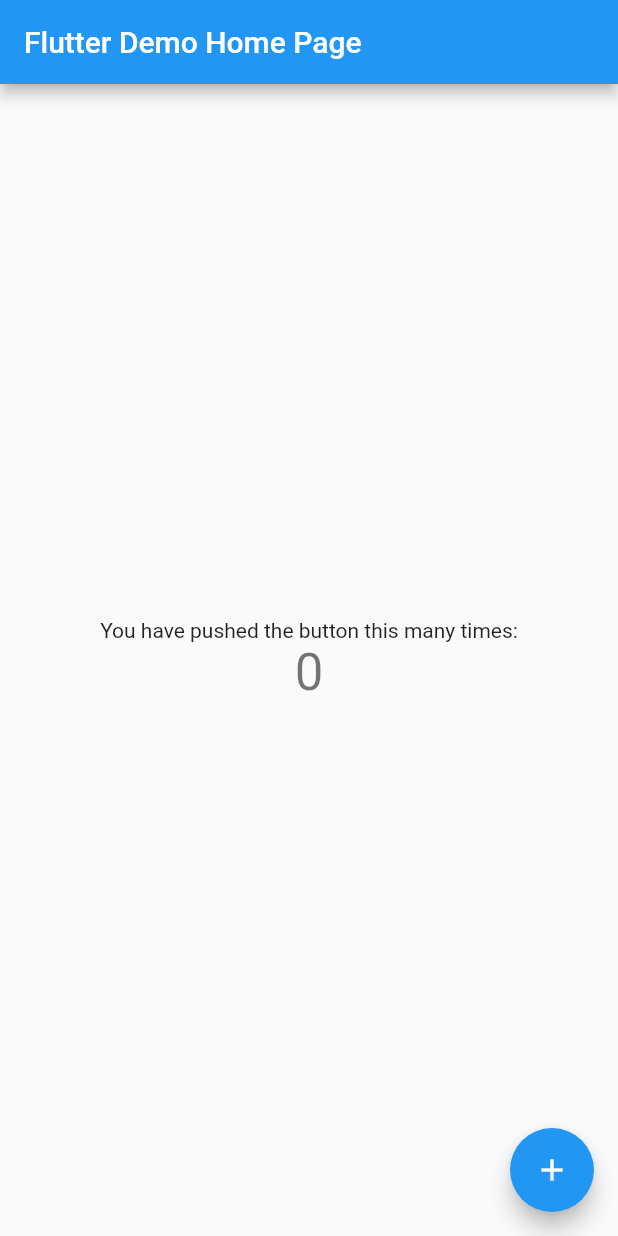
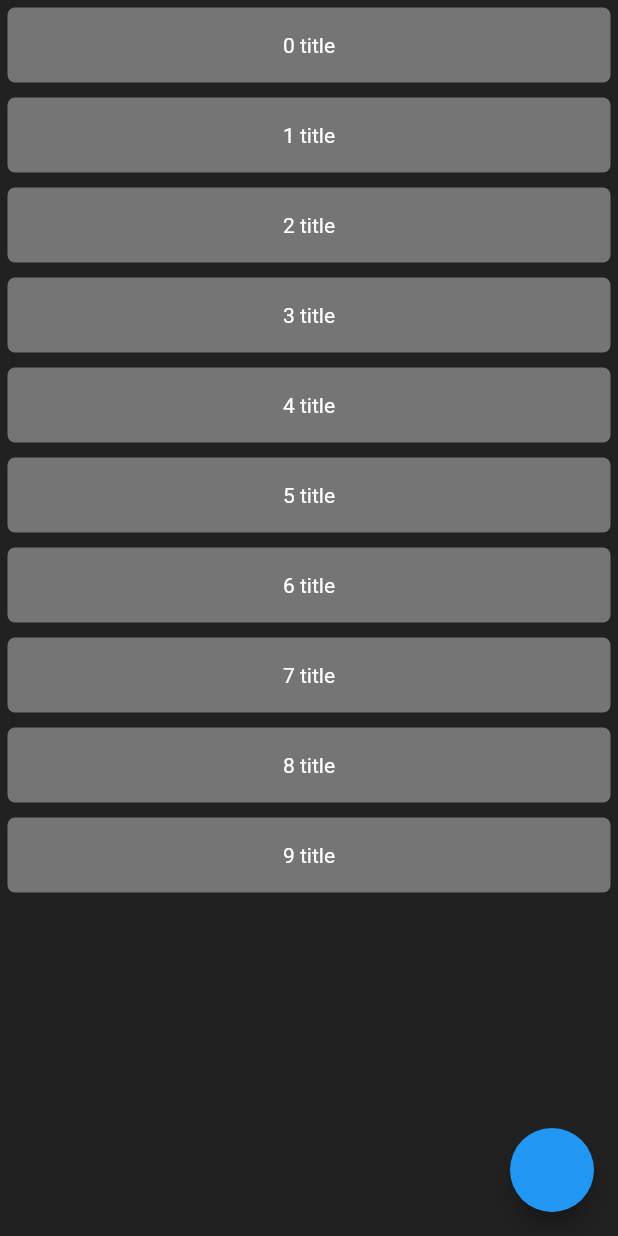
Before and after one commit to HTibs/flutter_practise, a Flutter app: the screen it shows after launch, on a phone screen of 412 x 824 dp. Run offline on Flutter 3.47's test engine with Material 2 defaults, Android fonts, the phone set to English and light mode, and no system bars; our stand-ins replace firebase_messaging; accounts and stored records are empty.

Commit message:
Filled Stacks architecture seres first video

```diff
--- /dev/null
+++ b/lib/flutter_tutorials_start/home.dart
@@ -0,0 +1,143 @@
+import 'package:flutter/material.dart';
+import 'dart:async';
+
+// app dependendcies
+import 'home_model.dart';
+import 'home_state.dart';
+import 'home_event.dart';
+
+class Home extends StatefulWidget {
+  @override
+  _HomeState createState() => _HomeState();
+}
+
+class _HomeState extends State<Home> {
+  final model = HomeModel();
+
+  @override
+  void initState() {
+    // TODO: implement initState
+    model.dispatch(FetchData());
+    super.initState();
+  }
+
+  @override
+  Widget build(BuildContext context) {
+    return Scaffold(
+        backgroundColor: Colors.grey[900],
+        floatingActionButton: FloatingActionButton(
+          onPressed: () {
+            model.dispatch(FetchData());
+          },
+        ),
+        body: StreamBuilder(
+          stream: model.homeState,
+          builder: (context, snapshot) {
+            if (snapshot.hasError) {
+              return _getInformationMessage(snapshot.error);
+            }
+            var homeSate = snapshot.data;
+            if (!snapshot.hasData || homeSate is BusyHomeState) {
+              return Center(
+                child: CircularProgressIndicator(),
+              );
+            }
+            if (homeSate is DataFetchedHomeState) {
+              if (!homeSate.hasData) {
+                return _getInformationMessage(
+                    'No Data found for your account, Check back later again');
+              }
+            }
+            return ListView.builder(
+                itemCount: homeSate.data.length,
+                itemBuilder: (context, index) =>
+                    _getListItemUI(index, homeSate.data));
+          },
+        ));
+  }
+
+  Widget _getListItemUI(int index, List<String> lsitOfItems) {
+    return Container(
+      margin: EdgeInsets.all(5.0),
+      height: 50.0,
+      decoration: BoxDecoration(
+          borderRadius: BorderRadius.circular(5.0), color: Colors.grey[600]),
+      child: Center(
+          child: Text(
+        lsitOfItems[index],
+        style: TextStyle(color: Colors.white),
+      )),
+    );
+  }
+
+  Widget _getInformationMessage(String message) {
+    return Center(
+        child: Text(
+      message,
+      textAlign: TextAlign.center,
+      style: TextStyle(fontWeight: FontWeight.w900, color: Colors.grey[500]),
+    ));
+  }
+}
+
+// The following code is a way to understand how future builder works
+// it can be alone replaced by future builder
+
+//class _HomeState extends State<Home> {
+//  List<String> _pageData;
+//
+//  bool get _fetchingData => _pageData == null;
+//
+//  @override
+//  void initState() {
+//    // TODO: implement initState
+//    _getListData(hasError: true).then((value) => setState(() {
+//      if (value.length == 0) {
+//        value.add("No data found after running the future");
+//      }
+//
+//      _pageData = value;
+//    }));
+//    super.initState();
+//  }
+//
+//  @override
+//  Widget build(BuildContext context) {
+//    return Scaffold(
+//      backgroundColor: Colors.grey[900],
+//      body: _fetchingData
+//          ? Center(
+//        child: CircularProgressIndicator(),
+//      )
+//          : ListView.builder(
+//          itemCount: _pageData.length,
+//          itemBuilder: (context, index) => _getListItemUI(index)),
+//    );
+//  }
+//
+//  Future<List<String>> _getListData(
+//      {bool hasError = false, bool hasData = true}) async {
+//    await Future.delayed(Duration(seconds: 2));
+//    if (hasError) {
+//      return Future.error("An error occured while getting the data");
+//    }
+//    if (!hasData) {
+//      return List<String>();
+//    }
+//    return List<String>.generate(10, (index) => '$index title');
+//  }
+//
+//  Widget _getListItemUI(int index) {
+//    return Container(
+//      margin: EdgeInsets.all(5.0),
+//      height: 50.0,
+//      decoration: BoxDecoration(
+//          borderRadius: BorderRadius.circular(5.0), color: Colors.grey[600]),
+//      child: Center(
+//          child: Text(
+//            _pageData[index],
+//            style: TextStyle(color: Colors.white),
+//          )),
+//    );
+//  }
+//}
--- /dev/null
+++ b/lib/flutter_tutorials_start/home_event.dart
@@ -0,0 +1,14 @@
+class HomeEvent {}
+
+class FetchData extends HomeEvent {
+  final bool hasError;
+  final bool hasData;
+
+  FetchData({this.hasData = true, this.hasError = false});
+
+  @override
+  String toString() {
+    // TODO: implement toString
+    return 'FetchData {hasError: $hasError, hasdata: $hasData}';
+  }
+}
--- /dev/null
+++ b/lib/flutter_tutorials_start/home_model.dart
@@ -0,0 +1,44 @@
+import 'dart:async';
+
+import 'home_state.dart';
+import 'home_event.dart';
+
+class HomeModel {
+  final StreamController<HomeState> _stateController =
+      StreamController<HomeState>();
+
+  List<String> _listItems;
+
+  // -- Public interface for the home model --
+
+  // stream that broadcasts the home data
+  Stream<HomeState> get homeState => _stateController.stream;
+
+  // the getlistdata function should also be private so that the ui doesnt decide whether or not
+  // to change call the future again and again
+  // for that the dispatch function is called
+
+  void dispatch(HomeEvent event) {
+    print("HomeModel()''': Event dispatch $event");
+    if (event is FetchData) {
+      _getListData(hasData: event.hasData, hasError: event.hasError);
+    }
+  }
+
+  // -- --
+
+  Future<void> _getListData(
+      {bool hasError = false, bool hasData = true}) async {
+    _stateController.add(BusyHomeState());
+    await Future.delayed(Duration(seconds: 2));
+    if (hasError) {
+      return _stateController
+          .addError('An Error occurred while fetching the data');
+    }
+    if (!hasData) {
+      return _stateController.add(DataFetchedHomeState(data: List<String>()));
+    }
+    _listItems = List<String>.generate(10, (index) => '$index title');
+    _stateController.add(DataFetchedHomeState(data: _listItems));
+  }
+}
--- /dev/null
+++ b/lib/flutter_tutorials_start/home_state.dart
@@ -0,0 +1,14 @@
+class HomeState {}
+
+class InitializedHomeState extends HomeState {}
+
+class DataFetchedHomeState extends HomeState {
+  final List<String> data;
+  DataFetchedHomeState({this.data});
+
+  bool get hasData => data.length > 0;
+}
+
+class ErrorHomeState extends HomeState {}
+
+class BusyHomeState extends HomeState {}
--- /dev/null
+++ b/lib/flutter_tutorials_start/mainForflutterTutorilasStart.dart
@@ -0,0 +1,14 @@
+import 'package:flutter/material.dart';
+import './home.dart';
+
+class MainForFlutterTutorialsStart extends StatelessWidget {
+  @override
+  Widget build(BuildContext context) {
+    return MaterialApp(
+        title: 'Flutter Demo',
+        theme: ThemeData(
+          primarySwatch: Colors.blue,
+        ),
+        home: Home());
+  }
+}
--- a/lib/main.dart
+++ b/lib/main.dart
@@ -2,12 +2,13 @@ import 'package:flutter/material.dart';
 
 // main widgets for all other packges
 import 'pushNotificationsAutomated/mainForPushNotifications.dart';
+import 'flutter_tutorials_start/mainForflutterTutorilasStart.dart';
 import 'provider_example/MainForProvider.dart';
 
 void main() {
   // according to the required package to run change this MyApp()
   //runApp(MainForProvider());
-  runApp(MainForPushNotifications());
+  runApp(MainForFlutterTutorialsStart());
 }
 
 class MyApp extends StatelessWidget {
```
Also changed, not shown: 2 other files.
